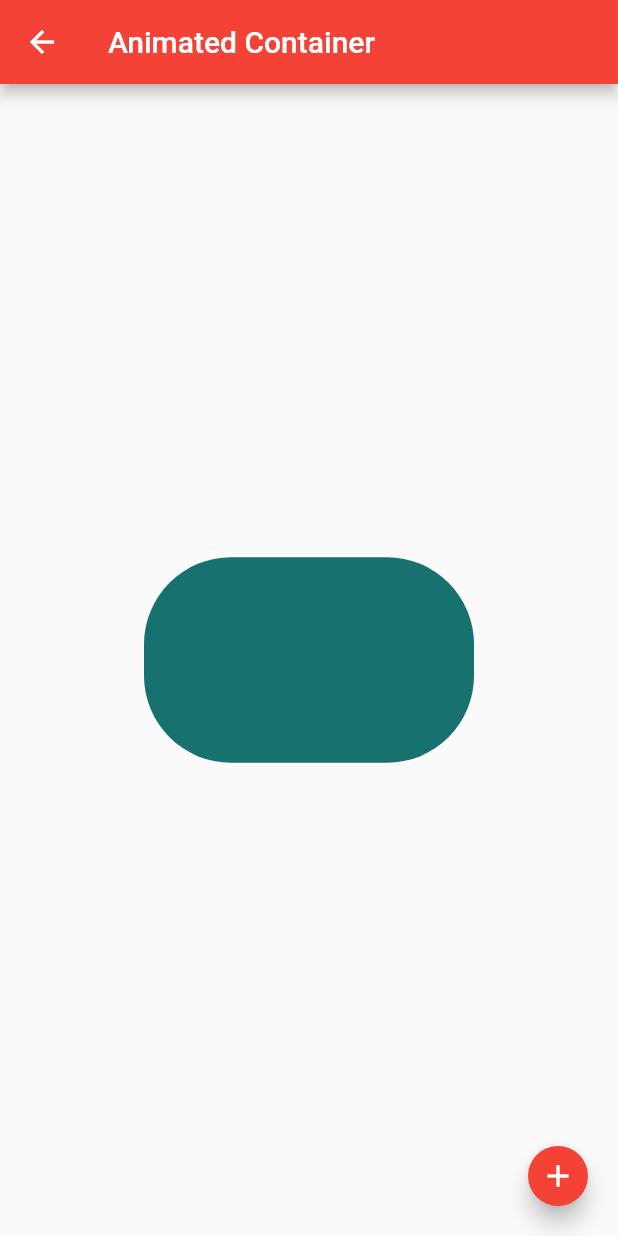
After one commit to Joslu/dartFlutter, a Flutter app: the AnimatedContainerView screen opened by its route, after a tap on the "add" icon, on a phone screen of 412 x 824 dp. The commit adds this screen. Run offline on Flutter 3.47's test engine with Material 2 defaults, Android fonts, the phone set to English and light mode, and no system bars.

Commit message:
add inputs, animated container, cards

```diff
--- a/flutter/componentes/lib/src/routes/routes.dart
+++ b/flutter/componentes/lib/src/routes/routes.dart
@@ -1,4 +1,6 @@
+import 'package:componentes/src/views/animated_container.dart';
 import 'package:componentes/src/views/card_view.dart';
+import 'package:componentes/src/views/inputs_view.dart';
 import 'package:flutter/material.dart';
 
 import 'package:componentes/src/views/alert_view.dart';
@@ -11,5 +13,7 @@ Map<String, WidgetBuilder> getApplicationRoutes() {
     'alert': (BuildContext context) => AlertView(),
     'avatar': (BuildContext context) => AvatarView(),
     'card': (BuildContext context) => CardView(),
+    'animatedContainer': (BuildContext context) => AnimatedContainerView(),
+    'inputs': (BuildContext context) => InputsView(),
   };
 }
--- /dev/null
+++ b/flutter/componentes/lib/src/views/animated_container.dart
@@ -0,0 +1,53 @@
+import 'dart:math';
+
+import 'package:flutter/material.dart';
+
+class AnimatedContainerView extends StatefulWidget {
+  AnimatedContainerView({Key key}) : super(key: key);
+
+  @override
+  _AnimatedContainerViewState createState() => _AnimatedContainerViewState();
+}
+
+class _AnimatedContainerViewState extends State<AnimatedContainerView> {
+  double _width = 50.0;
+  double _height = 50.0;
+  Color _color = Colors.red[900];
+
+  BorderRadiusGeometry _borderRadius = BorderRadius.circular(8.0);
+
+  @override
+  Widget build(BuildContext context) {
+    return Scaffold(
+      appBar: AppBar(
+        title: Text('Animated Container'),
+      ),
+      body: Center(
+        child: AnimatedContainer(
+          duration: Duration(seconds: 1),
+          curve: Curves.bounceOut,
+          width: _width,
+          height: _height,
+          decoration: BoxDecoration(borderRadius: _borderRadius, color: _color),
+        ),
+      ),
+      floatingActionButton: FloatingActionButton(
+        mini: true,
+        onPressed: () => _chageShape(),
+        child: Icon(Icons.add),
+      ),
+    );
+  }
+
+  void _chageShape() {
+    final random = Random();
+    setState(() {
+      _width = random.nextInt(300).toDouble();
+      _height = random.nextInt(300).toDouble();
+      _color = Color.fromRGBO(
+          random.nextInt(255), random.nextInt(255), random.nextInt(255), 1);
+
+      _borderRadius = BorderRadius.circular(random.nextInt(100).toDouble());
+    });
+  }
+}
--- a/flutter/componentes/lib/src/views/home_view.dart
+++ b/flutter/componentes/lib/src/views/home_view.dart
@@ -2,7 +2,6 @@ import 'package:componentes/utils/icon_string_util.dart';
 import 'package:flutter/material.dart';
 
 import 'package:componentes/src/providers/menu_provide.dart';
-import 'package:componentes/src/views/alert_view.dart';
 
 class HomeView extends StatelessWidget {
   @override
--- a/flutter/componentes/lib/utils/icon_string_util.dart
+++ b/flutter/componentes/lib/utils/icon_string_util.dart
@@ -18,11 +18,13 @@ final _icons = <String, IconData>{
   'account_circle': Icons.account_circle,
   'circle_notifications': Icons.circle_notifications,
   'hearing': Icons.hearing,
+  'donut_large': Icons.donut_large,
+  'input': Icons.input,
 };
 
 Icon getIcon(String nombreIcono) {
   return Icon(
     _icons[nombreIcono],
-    color: Colors.blue,
+    color: Colors.red[400],
   );
 }
```
Also changed, not shown: flutter/componentes/data/menu_opts.json (+10 -0 lines), flutter/componentes/lib/src/views/alert_view.dart (+43 -0 lines), flutter/componentes/lib/src/views/avatar_view.dart (+22 -0 lines), flutter/componentes/lib/src/views/card_view.dart (+27 -3 lines), flutter/componentes/lib/src/views/inputs_view.dart (added, +17 -0 lines).
